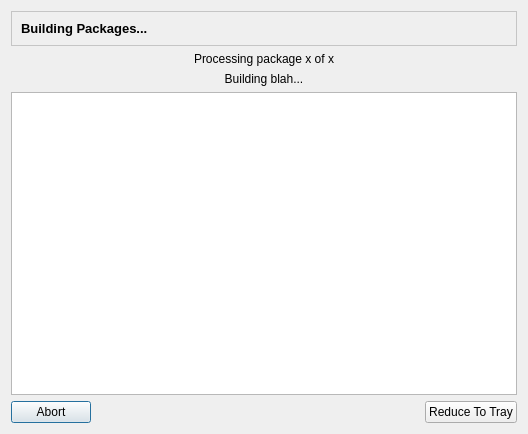
This is trunk/ui/buildingDialog.ui in drf/shaman1 as Qt 5 draws it before an edit. The edited form follows.
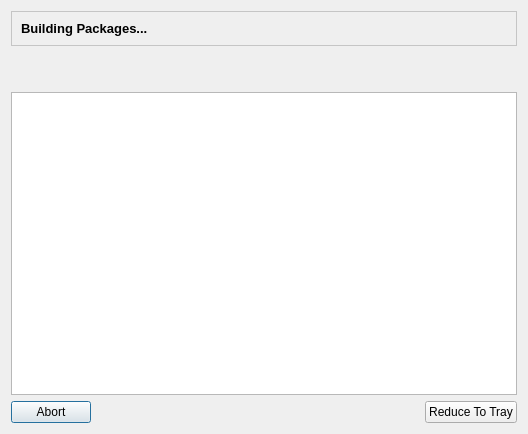
This is the edited form. Icons and pictures are not drawn.

Commit message: Useless strings :)

```diff
--- a/trunk/ui/buildingDialog.ui
+++ b/trunk/ui/buildingDialog.ui
@@ -432,7 +432,7 @@
      <item>
       <widget class="QLabel" name="processingLabel" >
        <property name="text" >
-        <string>Processing package x of x</string>
+        <string/>
        </property>
        <property name="alignment" >
         <set>Qt::AlignCenter</set>
@@ -442,7 +442,7 @@
      <item>
       <widget class="QLabel" name="buildingLabel" >
        <property name="text" >
-        <string>Building blah...</string>
+        <string/>
        </property>
        <property name="alignment" >
         <set>Qt::AlignCenter</set>
```
